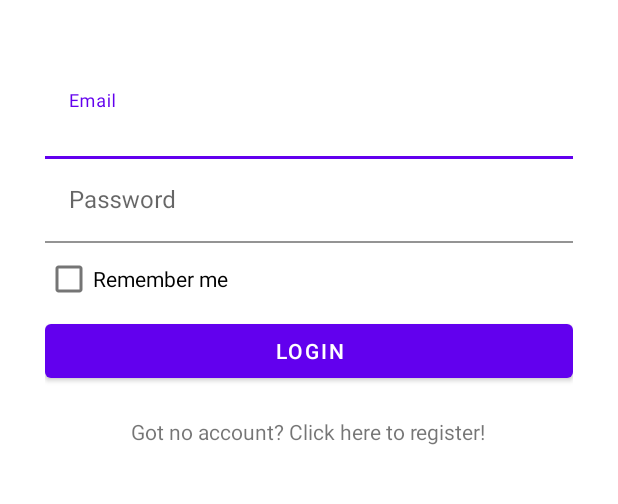
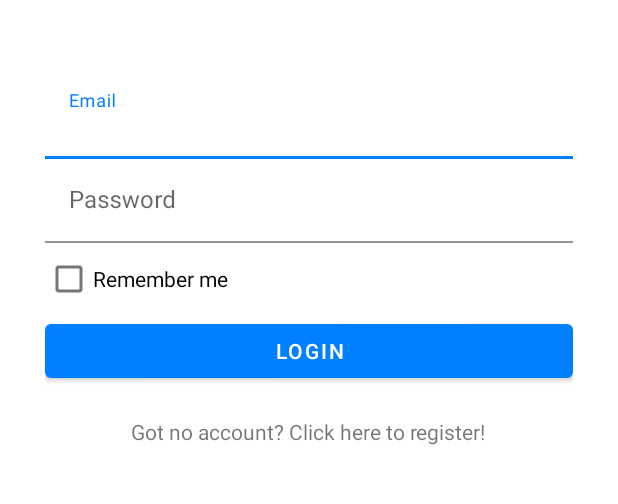
Before and after one commit to PieterAp/codeTAES, an Android app: the screen it shows after launch (LoginActivity), on a phone screen of 412 x 824 dp, the part 450-954 px from its top. Run offline under Robolectric (Android 15) with nearby library versions, the phone set to English and light mode, and no system bars; our stand-ins replace Volley.

Commit message:
PRJ-1 full screen theme, new color

```diff
--- a/app/src/main/AndroidManifest.xml
+++ b/app/src/main/AndroidManifest.xml
@@ -14,7 +14,8 @@
         android:supportsRtl="true"
         android:theme="@style/Theme.FasTuga"
         android:usesCleartextTraffic="true"
-        tools:targetApi="31" >
+        tools:targetApi="31"
+        >
         <activity
             android:name=".DashBoard"
             android:exported="false"
@@ -28,6 +29,9 @@
             android:name=".LoginActivity"
             android:exported="true"
             android:theme="@style/Theme.FasTuga.NoActionBar">
+            <!--a
+            android:windowSoftInputMode="stateVisible|adjustResize"
+            -->
             <intent-filter>
                 <action android:name="android.intent.action.MAIN" />
 
--- a/app/src/main/java/com/example/fastuga/LoginActivity.kt
+++ b/app/src/main/java/com/example/fastuga/LoginActivity.kt
@@ -9,6 +9,9 @@ import android.widget.ImageView
 import android.widget.TextView
 import androidx.appcompat.app.AppCompatActivity
 import androidx.appcompat.app.AppCompatDelegate
+import androidx.core.view.ViewCompat
+import androidx.core.view.WindowInsetsCompat
+import androidx.core.view.WindowInsetsControllerCompat
 import com.android.volley.Request
 import com.android.volley.RequestQueue
 import com.android.volley.toolbox.JsonObjectRequest
@@ -31,6 +34,7 @@ class LoginActivity : AppCompatActivity() {
     var requestQueue: RequestQueue? = null
 
     override fun onCreate(savedInstanceState: Bundle?) {
+        hideSystemBars()
         super.onCreate(savedInstanceState)
         setContentView(R.layout.activity_login)
 
@@ -163,5 +167,15 @@ class LoginActivity : AppCompatActivity() {
         return validation
     }
 
+    private fun hideSystemBars() {
+        val windowInsetsController =
+            ViewCompat.getWindowInsetsController(window.decorView) ?: return
+        // Configure the behavior of the hidden system bars
+        windowInsetsController.systemBarsBehavior =
+            WindowInsetsControllerCompat.BEHAVIOR_SHOW_TRANSIENT_BARS_BY_SWIPE
+        // Hide both the status bar and the navigation bar
+        windowInsetsController.hide(WindowInsetsCompat.Type.systemBars())
+    }
+
 
 }
--- a/app/src/main/res/layout/activity_login.xml
+++ b/app/src/main/res/layout/activity_login.xml
@@ -10,7 +10,11 @@
 
     <ScrollView
         android:layout_width="match_parent"
-        android:layout_height="match_parent">
+        android:layout_height="match_parent"
+        >
+        <!--
+        android:fillViewport="true"
+        -->
 
         <LinearLayout
             android:layout_width="match_parent"
--- a/app/src/main/res/values/colors.xml
+++ b/app/src/main/res/values/colors.xml
@@ -7,4 +7,5 @@
     <color name="teal_700">#FF018786</color>
     <color name="black">#FF000000</color>
     <color name="white">#FFFFFFFF</color>
+    <color name="blue">#0080ff</color>
 </resources>
--- a/app/src/main/res/values/themes.xml
+++ b/app/src/main/res/values/themes.xml
@@ -2,12 +2,12 @@
     <!-- Base application theme. -->
     <style name="Theme.FasTuga" parent="Theme.MaterialComponents.DayNight.DarkActionBar">
         <!-- Primary brand color. -->
-        <item name="colorPrimary">@color/purple_500</item>
-        <item name="colorPrimaryVariant">@color/purple_700</item>
+        <item name="colorPrimary">@color/blue</item>
+        <item name="colorPrimaryVariant">@color/blue</item>
         <item name="colorOnPrimary">@color/white</item>
         <!-- Secondary brand color. -->
-        <item name="colorSecondary">@color/teal_200</item>
-        <item name="colorSecondaryVariant">@color/teal_700</item>
+        <item name="colorSecondary">@color/blue</item>
+        <item name="colorSecondaryVariant">@color/blue</item>
         <item name="colorOnSecondary">@color/black</item>
         <!-- Status bar color. -->
         <item name="android:statusBarColor">?attr/colorPrimaryVariant</item>
@@ -17,6 +17,14 @@
         <item name="windowActionBar">false</item>
         <item name="windowNoTitle">true</item>
     </style>
+
+    <style name="Theme.FasTuga.NoActionBar.FullScreen" parent="@style/Theme.FasTuga.NoActionBar">
+        <item name="android:windowNoTitle">true</item>
+        <item name="android:windowActionBar">false</item>
+        <item name="android:windowFullscreen">true</item>
+
+    </style>
+
     <style name="Theme.FasTuga.AppBarOverlay" parent="ThemeOverlay.AppCompat.Dark.ActionBar" />
     <style name="Theme.FasTuga.PopupOverlay" parent="ThemeOverlay.AppCompat.Light" />
 </resources>
```
